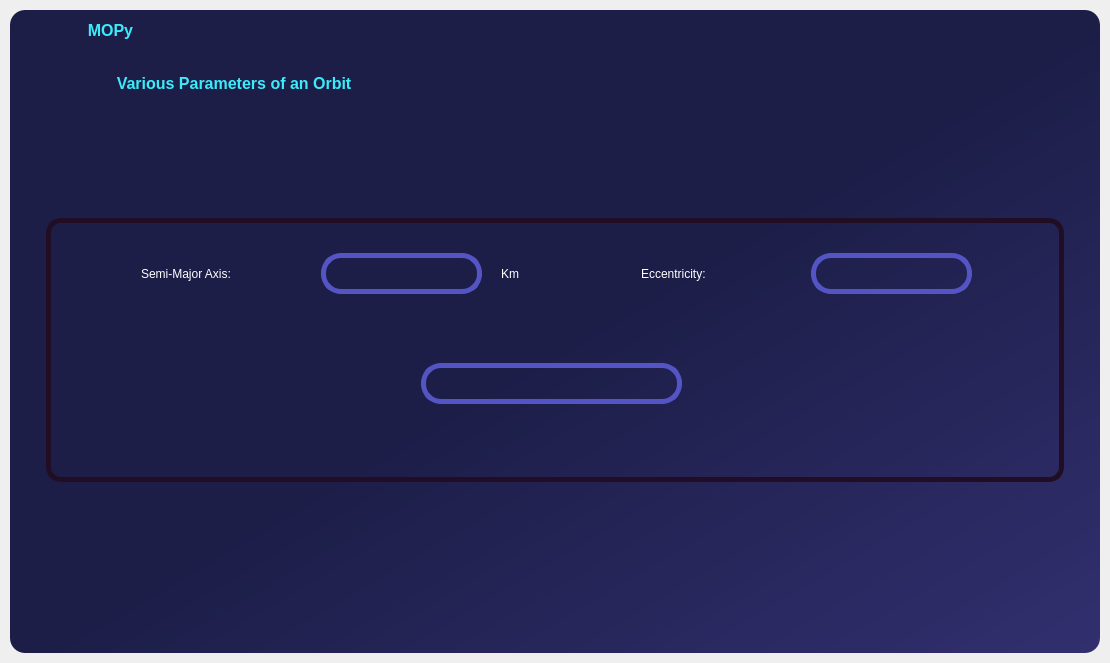
Before: the Qt Designer form UI_Functions/Home_Page.ui in Mechanics-of-Orbit/MOPy, drawn with Qt 5.
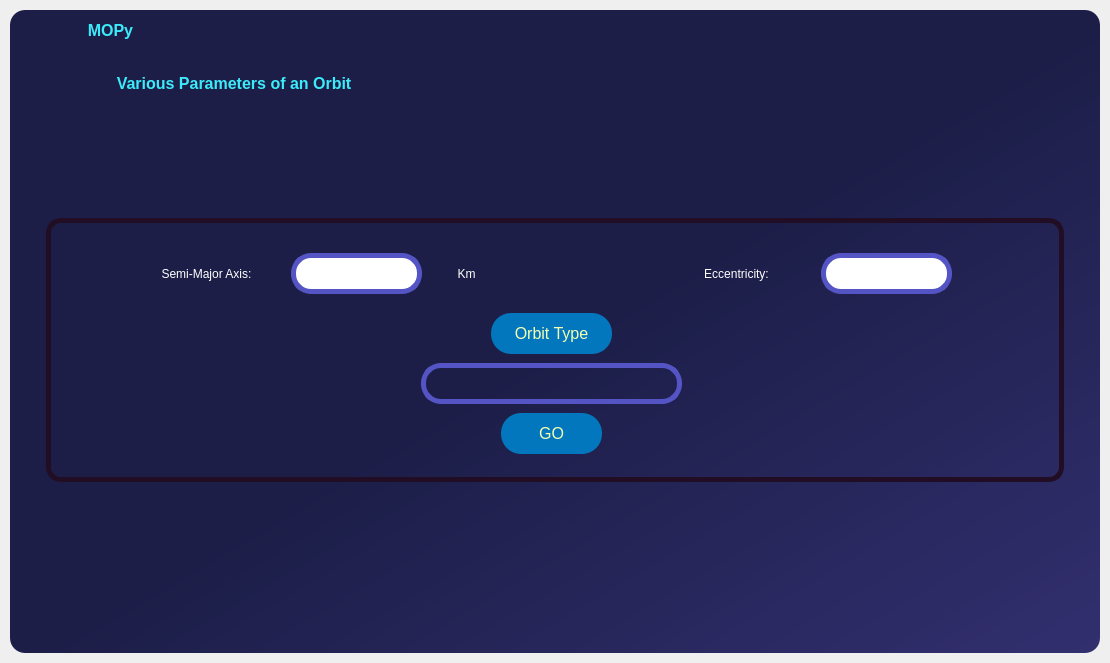
After: the same form once the commit is applied. The open tabs and pages were chosen to show the change. Icons and pictures are not drawn.

Diff of the .ui file:
```diff
--- a/UI_Functions/Home_Page.ui
+++ b/UI_Functions/Home_Page.ui
@@ -3038,70 +3038,12 @@
                             </widget>
                            </widget>
                            <widget class="QWidget" name="a_e_screen">
-                            <widget class="QLabel" name="semimajor_axis_inpt_ae">
-                             <property name="geometry">
-                              <rect>
-                               <x>270</x>
-                               <y>30</y>
-                               <width>161</width>
-                               <height>41</height>
-                              </rect>
-                             </property>
-                             <property name="styleSheet">
-                              <string notr="true">QLabel{
-	
-	border: 5px solid rgb(84, 84, 197);
-	font: 12pt &quot;Arial&quot;;
-	border-radius: 20px;
-	color:white;
-}
-
-
-QLabel:hover{
-	border: 4px solid rgb(2, 119, 189);
-
-
-}</string>
-                             </property>
-                             <property name="text">
-                              <string/>
-                             </property>
-                            </widget>
-                            <widget class="QLabel" name="eccentricity_inpt_ae">
-                             <property name="geometry">
-                              <rect>
-                               <x>760</x>
-                               <y>30</y>
-                               <width>161</width>
-                               <height>41</height>
-                              </rect>
-                             </property>
-                             <property name="styleSheet">
-                              <string notr="true">QLabel{
-	
-	border: 5px solid rgb(84, 84, 197);
-	font: 12pt &quot;Arial&quot;;
-	border-radius: 20px;
-	color:white;
-}
-
-
-QLabel:hover{
-	border: 4px solid rgb(2, 119, 189);
-
-
-}</string>
-                             </property>
-                             <property name="text">
-                              <string/>
-                             </property>
-                            </widget>
                             <widget class="QLabel" name="label_13">
                              <property name="geometry">
                               <rect>
-                               <x>90</x>
+                               <x>70</x>
                                <y>40</y>
-                               <width>151</width>
+                               <width>171</width>
                                <height>21</height>
                               </rect>
                              </property>
@@ -3114,11 +3056,14 @@
                              <property name="text">
                               <string>Semi-Major Axis:</string>
                              </property>
+                             <property name="alignment">
+                              <set>Qt::AlignCenter</set>
+                             </property>
                             </widget>
                             <widget class="QLabel" name="label_14">
                              <property name="geometry">
                               <rect>
-                               <x>590</x>
+                               <x>610</x>
                                <y>40</y>
                                <width>151</width>
                                <height>21</height>
@@ -3130,11 +3075,14 @@
                              <property name="text">
                               <string>Eccentricity:</string>
                              </property>
+                             <property name="alignment">
+                              <set>Qt::AlignCenter</set>
+                             </property>
                             </widget>
                             <widget class="QLabel" name="label_19">
                              <property name="geometry">
                               <rect>
-                               <x>450</x>
+                               <x>380</x>
                                <y>40</y>
                                <width>71</width>
                                <height>21</height>
@@ -3146,6 +3094,9 @@
                              <property name="text">
                               <string>Km</string>
                              </property>
+                             <property name="alignment">
+                              <set>Qt::AlignCenter</set>
+                             </property>
                             </widget>
                             <widget class="QLabel" name="orbit_type_ae">
                              <property name="geometry">
@@ -3175,6 +3126,127 @@
                              <property name="text">
                               <string/>
                              </property>
+                             <property name="alignment">
+                              <set>Qt::AlignCenter</set>
+                             </property>
+                            </widget>
+                            <widget class="QPushButton" name="orbit_type_btn_inpt_ae">
+                             <property name="geometry">
+                              <rect>
+                               <x>440</x>
+                               <y>90</y>
+                               <width>121</width>
+                               <height>41</height>
+                              </rect>
+                             </property>
+                             <property name="font">
+                              <font>
+                               <pointsize>12</pointsize>
+                              </font>
+                             </property>
+                             <property name="styleSheet">
+                              <string notr="true">QPushButton{
+	background-color:rgb(2, 119, 189);
+	color:rgb(245, 255, 179);
+	border-radius: 20px
+}
+
+QPushButton:hover{
+	
+	background-color: rgb(255, 170, 0);
+}</string>
+                             </property>
+                             <property name="text">
+                              <string>Orbit Type</string>
+                             </property>
+                            </widget>
+                            <widget class="QPushButton" name="go_btn_inpt_ae">
+                             <property name="geometry">
+                              <rect>
+                               <x>450</x>
+                               <y>190</y>
+                               <width>101</width>
+                               <height>41</height>
+                              </rect>
+                             </property>
+                             <property name="font">
+                              <font>
+                               <pointsize>12</pointsize>
+                              </font>
+                             </property>
+                             <property name="styleSheet">
+                              <string notr="true">QPushButton{
+	background-color:rgb(2, 119, 189);
+	color:rgb(245, 255, 179);
+	border-radius: 20px
+}
+
+QPushButton:hover{
+	
+	background-color: rgb(255, 170, 0);
+}</string>
+                             </property>
+                             <property name="text">
+                              <string>GO</string>
+                             </property>
+                            </widget>
+                            <widget class="QLineEdit" name="semimajor_axis_input_ae">
+                             <property name="geometry">
+                              <rect>
+                               <x>240</x>
+                               <y>30</y>
+                               <width>131</width>
+                               <height>41</height>
+                              </rect>
+                             </property>
+                             <property name="styleSheet">
+                              <string notr="true">QLineEdit{
+	
+	border: 5px solid rgb(84, 84, 197);
+	font: 12pt &quot;Arial&quot;;
+	border-radius: 20px;
+	color:black;
+}
+
+
+QLineEdit:hover{
+	border: 4px solid rgb(2, 119, 189);
+
+
+}</string>
+                             </property>
+                             <property name="alignment">
+                              <set>Qt::AlignCenter</set>
+                             </property>
+                            </widget>
+                            <widget class="QLineEdit" name="eccentricity_inpt_ae">
+                             <property name="geometry">
+                              <rect>
+                               <x>770</x>
+                               <y>30</y>
+                               <width>131</width>
+                               <height>41</height>
+                              </rect>
+                             </property>
+                             <property name="styleSheet">
+                              <string notr="true">QLineEdit{
+	
+	border: 5px solid rgb(84, 84, 197);
+	font: 12pt &quot;Arial&quot;;
+	border-radius: 20px;
+	color:black;
+}
+
+
+QLineEdit:hover{
+	border: 4px solid rgb(2, 119, 189);
+
+
+}</string>
+                             </property>
+                             <property name="alignment">
+                              <set>Qt::AlignCenter</set>
+                             </property>
                             </widget>
                            </widget>
                            <widget class="QWidget" name="ra_rp_screen">
```
Left out of the diff: 150 changed lines with no effect on the pictures.
